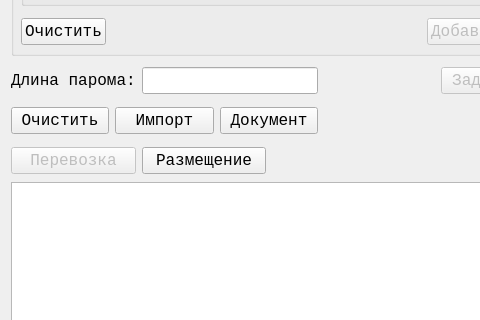
First picture: the form in mainwindow.ui, repository userviktoriuss/mil_ferry, before the edit; both pictures show x 0 to 480 and y 230 to 550 of the 918 by 645 pixel window.
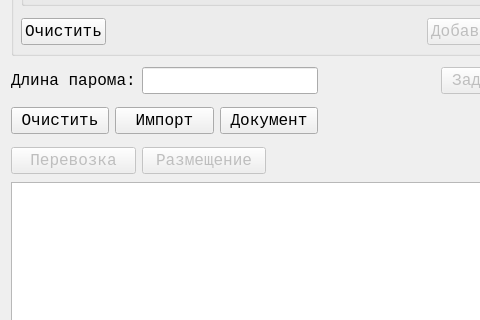
Second picture: the form after the edit.

Commit message: i don't remember. quite a lot

Diff of the .ui file:
```diff
--- a/mainwindow.ui
+++ b/mainwindow.ui
@@ -25,6 +25,9 @@
   <property name="windowTitle">
    <string>Обстановка</string>
   </property>
+  <property name="autoFillBackground">
+   <bool>false</bool>
+  </property>
   <widget class="QWidget" name="centralwidget">
    <widget class="QGroupBox" name="carParametersGroupBox">
     <property name="geometry">
@@ -652,18 +655,51 @@
      </item>
      <item>
       <widget class="QPushButton" name="placePushButton">
+       <property name="enabled">
+        <bool>false</bool>
+       </property>
        <property name="sizePolicy">
         <sizepolicy hsizetype="Preferred" vsizetype="Fixed">
          <horstretch>0</horstretch>
          <verstretch>0</verstretch>
         </sizepolicy>
        </property>
+       <property name="palette">
+        <palette>
+         <active>
+          <colorrole role="ButtonText">
+           <brush brushstyle="SolidPattern">
+            <color alpha="255">
+             <red>255</red>
+             <green>255</green>
+             <blue>0</blue>
+            </color>
+           </brush>
+          </colorrole>
+         </active>
+         <inactive>
+          <colorrole role="ButtonText">
+           <brush brushstyle="SolidPattern">
+            <color alpha="255">
+             <red>255</red>
+             <green>255</green>
+             <blue>0</blue>
+            </color>
+           </brush>
+          </colorrole>
+         </inactive>
+         <disabled/>
+        </palette>
+       </property>
        <property name="font">
         <font>
          <family>Courier New</family>
          <pointsize>12</pointsize>
         </font>
        </property>
+       <property name="autoFillBackground">
+        <bool>false</bool>
+       </property>
        <property name="text">
         <string>Размещение</string>
        </property>
```
The commit also changes 2 other files.
